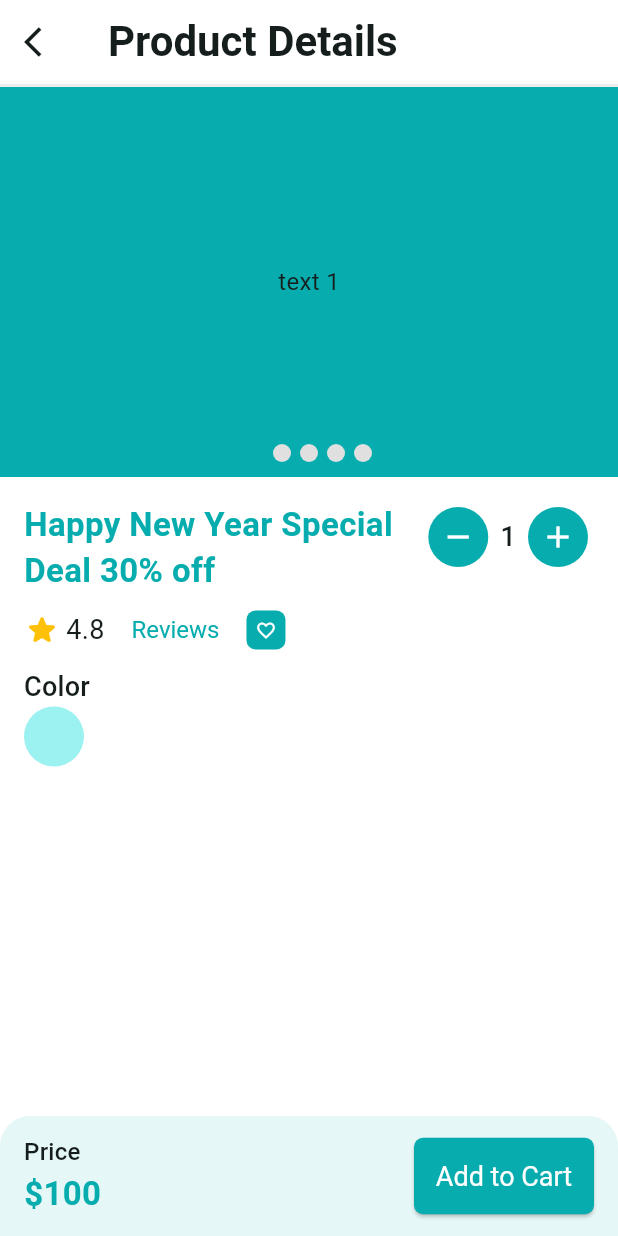
After one commit to Hasibol-Hoda-Inu/craftybay, a Flutter app: the HomeScreen screen opened directly, after a tap on "New year special shoe 23", on a phone screen of 412 x 824 dp. The commit adds this screen. Run offline on Flutter 3.47's test engine with Material 3 defaults, Android fonts, the phone set to English and light mode, and no system bars; drawn by our look-alikes of carousel_slider; our stand-ins replace flutter_svg, get, pin_code_fields.

Commit message:
working on product details screen

```diff
--- a/lib/application/app.dart
+++ b/lib/application/app.dart
@@ -5,6 +5,7 @@ import 'package:craftybay/features/auth/ui/screens/email_verification_screen.dar
 import 'package:craftybay/features/auth/ui/screens/otp_verification_screen.dart';
 import 'package:craftybay/features/category/ui/screens/category_list_screen.dart';
 import 'package:craftybay/features/common/ui/screens/main_bottom_nav_screen.dart';
+import 'package:craftybay/features/product/ui/screens/product_details_screen.dart';
 import 'package:craftybay/features/product/ui/screens/product_list_screen.dart';
 import 'package:flutter/material.dart';
 import 'package:get/get.dart';
@@ -40,7 +41,11 @@ class CraftyBay extends StatelessWidget {
         }else if(settings.name == ProductListScreen.name){
           String name = settings.arguments as String;
           widget = ProductListScreen(categoryName: name);
+        }else if(settings.name == ProductDetailsScreen.name){
+          int id = settings.arguments as int;
+          widget = ProductDetailsScreen(productId: id);
         }
+
         return MaterialPageRoute(builder: (context){
           return widget;
         });
--- a/lib/features/common/ui/widgets/category_icon_widget.dart
+++ b/lib/features/common/ui/widgets/category_icon_widget.dart
@@ -1,8 +1,5 @@
-import 'package:craftybay/features/common/ui/controllers/main_bottom_nav_controller.dart';
-import 'package:craftybay/features/common/ui/screens/main_bottom_nav_screen.dart';
 import 'package:craftybay/features/product/ui/screens/product_list_screen.dart';
 import 'package:flutter/material.dart';
-import 'package:get/get.dart';
 
 import '../../../../application/app_colors.dart';
 
--- a/lib/features/home/ui/widgets/product_card_widget.dart
+++ b/lib/features/home/ui/widgets/product_card_widget.dart
@@ -1,3 +1,4 @@
+import 'package:craftybay/features/product/ui/screens/product_details_screen.dart';
 import 'package:flutter/material.dart';
 
 import '../../../../application/app_colors.dart';
@@ -9,7 +10,11 @@ class ProductCardWidget extends StatelessWidget {
 
   @override
   Widget build(BuildContext context) {
-    return SizedBox(
+    return GestureDetector(
+      onTap: (){
+        Navigator.pushNamed(context, ProductDetailsScreen.name, arguments: 1);
+      },
+      child: SizedBox(
         width: 130,
         child: Card(
           elevation: 5,
@@ -69,6 +74,7 @@ class ProductCardWidget extends StatelessWidget {
             ],
           ),
         ),
+      ),
     );
   }
 }
--- /dev/null
+++ b/lib/features/product/ui/screens/product_details_screen.dart
@@ -0,0 +1,114 @@
+import 'package:craftybay/application/app_colors.dart';
+import 'package:craftybay/features/product/widgets/product_image_carousel_slider_widget.dart';
+import 'package:craftybay/features/product/widgets/product_quantity_stepper_widget.dart';
+import 'package:flutter/material.dart';
+
+import '../../widgets/review_section_widget.dart';
+class ProductDetailsScreen extends StatefulWidget {
+  static const String name = "/product/product-details";
+  const ProductDetailsScreen({
+    super.key,
+    required this.productId,
+  });
+  final int productId;
+  @override
+  State<ProductDetailsScreen> createState() => _ProductDetailsScreenState();
+}
+
+class _ProductDetailsScreenState extends State<ProductDetailsScreen> {
+  @override
+  Widget build(BuildContext context) {
+    return Scaffold(
+      appBar: AppBar(
+        title: const Text("Product Details"),
+        leading: IconButton(
+            onPressed: _onPop,
+            icon: const Icon(Icons.arrow_back_ios)),
+        bottom: PreferredSize(
+            preferredSize: const Size.fromHeight(2.0),
+            child: Container(
+              height: 2,
+              color: Colors.grey.shade200,)),
+      ),
+      body: Column(
+        children: [
+          const ProductImageCarouselSliderWidget(),
+          Expanded(
+            child: Padding(
+              padding: const EdgeInsets.all(16),
+              child: Column(
+                crossAxisAlignment: CrossAxisAlignment.start,
+                children: [
+                  Row(
+                    crossAxisAlignment: CrossAxisAlignment.start,
+                    children: [
+                      const Expanded(
+                        child: Column(
+                          children: [
+                            Text("Happy New Year Special Deal 30% off",
+                                style: TextStyle(
+                                  fontWeight: FontWeight.w600,
+                                  fontSize: 22,
+                                  color: AppColors.themeColor
+                                )),
+                            ReviewSectionWidget()
+                          ],
+                        ),
+                      ),
+                      ProductQuantityStepperWidget(onChange: (int value) {},)
+                    ],
+                  ),
+                  Text("Color", style: TextTheme.of(context).titleMedium?.copyWith(fontSize: 18),),
+                  CircleAvatar()
+                ],
+              ),
+            ),
+          ),
+          buildAddToCartContainer(context)
+        ],
+      ),
+    );
+  }
+
+  Widget buildAddToCartContainer(BuildContext context) {
+    return Container(
+          height: 80,
+          padding: const EdgeInsets.symmetric(horizontal: 16),
+          decoration: BoxDecoration(
+            color: AppColors.themeColor.withValues(alpha: 0.1),
+            borderRadius: const BorderRadius.only(
+              topLeft: Radius.circular(20),
+              topRight: Radius.circular(20),
+            )
+          ),
+          child: Row(
+            mainAxisAlignment: MainAxisAlignment.spaceBetween,
+            crossAxisAlignment: CrossAxisAlignment.center,
+            children: [
+               Column(
+                crossAxisAlignment: CrossAxisAlignment.start,
+                mainAxisAlignment: MainAxisAlignment.center,
+                children: [
+                  Text("Price", style: TextTheme.of(context).titleMedium,),
+                  Text("\$100", style: TextStyle(
+                    color: AppColors.themeColor,
+                    fontSize: 22,
+                    fontWeight: FontWeight.w700
+                  ),),
+                ],
+              ),
+              SizedBox(
+                width: 120,
+                child: ElevatedButton(
+                    onPressed: (){},
+                    child: const Text("Add to Cart", style: TextStyle(color: Colors.white),)),
+              )
+            ],
+          ),
+        );
+  }
+
+  void _onPop(){
+    Navigator.pop(context);
+  }
+}
--- /dev/null
+++ b/lib/features/product/widgets/product_image_carousel_slider_widget.dart
@@ -0,0 +1,67 @@
+import 'package:carousel_slider/carousel_slider.dart';
+import 'package:craftybay/application/app_colors.dart';
+import 'package:flutter/material.dart';
+
+class ProductImageCarouselSliderWidget extends StatefulWidget {
+  const ProductImageCarouselSliderWidget({
+    super.key,
+  });
+
+  @override
+  State<ProductImageCarouselSliderWidget> createState() => _ProductImageCarouselSliderWidgetState();
+}
+
+class _ProductImageCarouselSliderWidgetState extends State<ProductImageCarouselSliderWidget> {
+  final ValueNotifier<int> _valueNotifier = ValueNotifier(0);
+  @override
+  Widget build(BuildContext context) {
+    return Stack(
+      children: [
+        CarouselSlider(
+          options: CarouselOptions(
+              height: 260.0,
+              viewportFraction: 1,
+              onPageChanged: (currentIndex, reason){
+                _valueNotifier.value = currentIndex;
+              }
+          ),
+          items: [1,2,3,4,5].map((i) {
+            return Builder(
+              builder: (BuildContext context) {
+                return Container(
+                    width: MediaQuery.of(context).size.width,
+                    decoration: const BoxDecoration(
+                        color: AppColors.themeColor,
+                    ),
+                    alignment: Alignment.center,
+                    child: Text('text $i', style: const TextStyle(fontSize: 16.0),)
+                );
+              },
+            );
+          }).toList(),
+        ),
+        Positioned(
+          left: 0,
+          right: 0,
+          bottom: 10,
+          child: ValueListenableBuilder(
+              valueListenable: _valueNotifier,
+              builder: (context, value, widget) {
+                return Row(
+                  mainAxisAlignment: MainAxisAlignment.center,
+                  spacing: 6,
+                  children: [
+                    for(int i = 0; i< 5; i++)
+                      CircleAvatar(
+                        radius: 6,
+                        backgroundColor: value==i? AppColors.themeColor : Colors.grey.shade300,
+                      )
+                  ],
+                );
+              }
+          ),
+        ),
+      ],
+    );
+  }
+}
--- /dev/null
+++ b/lib/features/product/widgets/product_quantity_stepper_widget.dart
@@ -0,0 +1,52 @@
+import 'package:craftybay/application/app_colors.dart';
+import 'package:flutter/material.dart';
+
+class ProductQuantityStepperWidget extends StatefulWidget {
+  const ProductQuantityStepperWidget({
+    super.key,
+    required this.onChange,
+  });
+  final Function(int) onChange;
+  @override
+  State<ProductQuantityStepperWidget> createState() => _ProductQuantityStepperWidgetState();
+}
+
+class _ProductQuantityStepperWidgetState extends State<ProductQuantityStepperWidget> {
+  int _count = 1;
+  @override
+  Widget build(BuildContext context) {
+    return Row(
+      spacing: 4,
+      children: [
+        IconButton.filledTonal(
+            onPressed: _decrement,
+            style: IconButton.styleFrom(
+              backgroundColor: AppColors.themeColor
+            ),
+            icon: const Icon(Icons.remove, color: Colors.white,)),
+        Text("$_count", style: const TextStyle(
+          fontSize: 18,
+          fontWeight: FontWeight.w500
+        ),),
+        IconButton.filledTonal(
+            onPressed: _increment,
+            style: IconButton.styleFrom(
+              backgroundColor: AppColors.themeColor,
+            ),
+            icon: const Icon(Icons.add, color: Colors.white,)),
+      ],
+    );
+  }
+  void _increment(){
+    _count++;
+    widget.onChange(_count);
+    setState(() {});
+  }
+  void _decrement(){
+    if(_count > 1){
+      _count--;
+      widget.onChange(_count);
+      setState(() {});
+    }
+  }
+}
--- /dev/null
+++ b/lib/features/product/widgets/review_section_widget.dart
@@ -0,0 +1,36 @@
+import 'package:flutter/material.dart';
+
+import '../../../application/app_colors.dart';
+
+class ReviewSectionWidget extends StatelessWidget {
+  const ReviewSectionWidget({
+    super.key,
+  });
+
+  @override
+  Widget build(BuildContext context) {
+    return Row(
+      spacing: 6,
+      children: [
+        const Row(
+          spacing: 4,
+          children: [
+            Icon(Icons.star_rounded, color: Colors.amber, size: 24,),
+            Text("4.8", style: TextStyle(fontSize: 18),),
+          ],
+        ),
+        TextButton(
+            onPressed: (){},
+            child: const Text("Reviews")),
+        Container(
+          padding: const EdgeInsets.all(6),
+          decoration: BoxDecoration(
+            color: AppColors.themeColor,
+            borderRadius: BorderRadius.circular(6),
+          ),
+          child: const Icon(Icons.favorite_border, color: Colors.white, size: 14,),
+        )
+      ],
+    );
+  }
+}
```
Lines whose indentation alone changed are shown as unchanged.
